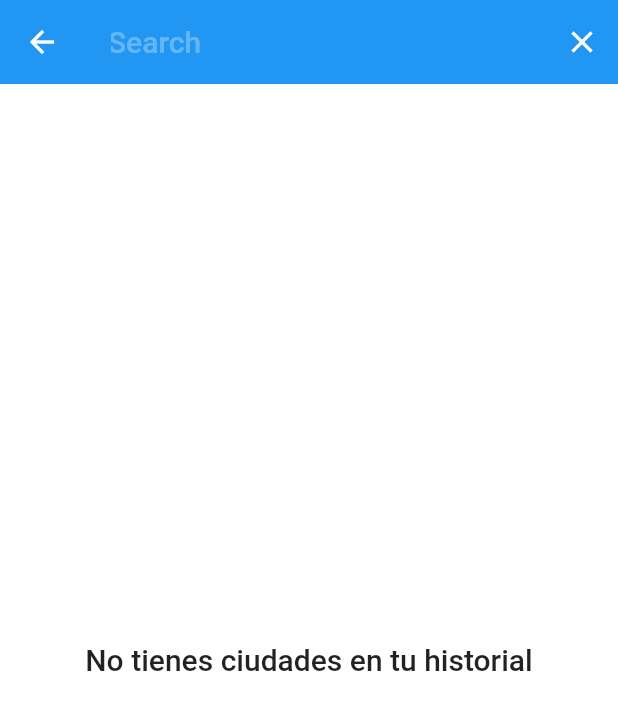
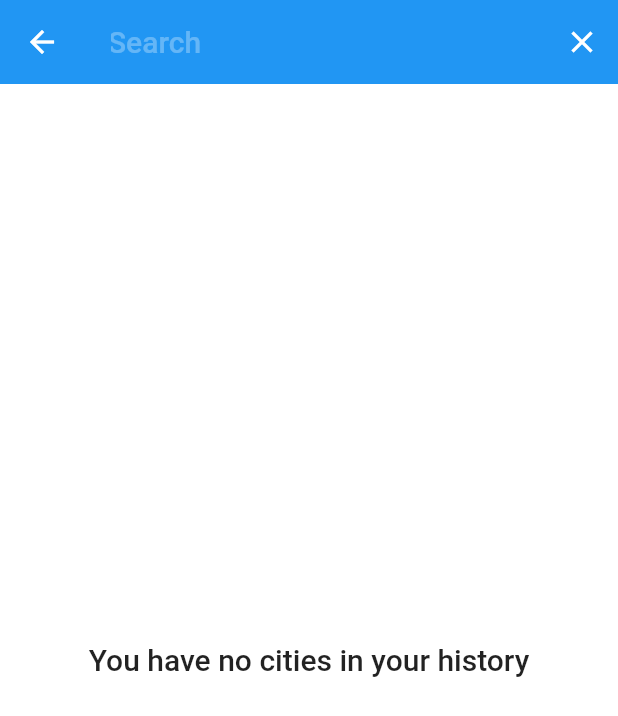
Before and after one commit to br-programmer/weather-app, a Flutter app: the screen it shows after launch, after a tap on the "add" icon, on a phone screen of 412 x 824 dp. Shown: the top 716 px of the screen. Run offline on Flutter 3.47's test engine with Material 2 defaults, Android fonts, the phone set to English and light mode, and no system bars; our stand-ins replace dio.

Commit message:
Text No City in English

```diff
--- a/lib/presentation/common/custom_search_delegate.dart
+++ b/lib/presentation/common/custom_search_delegate.dart
@@ -50,8 +50,8 @@ class CustomSearchDelegate extends SearchDelegate<City> {
     final bloc = Provider.of<HomeBLoC>(context, listen: false);
     final myList = bloc.myCities.value.where((item) => item.title.toLowerCase().contains(query.toLowerCase())).toList();
     final textEmpty = bloc.myCities.value.isEmpty
-        ? 'No tienes ciudades en tu historial'
-        : 'Ninguna ciudad de tu historial coincide con tu busqueda';
+        ? 'You have no cities in your history'
+        : 'No city in your history matches your search';
     return ListCity(cities: myList, isHistory: true, onTap: (city) => close(context, city), textEmpty: textEmpty);
   }
 }
--- a/lib/presentation/common/list_city.dart
+++ b/lib/presentation/common/list_city.dart
@@ -7,7 +7,7 @@ class ListCity extends StatelessWidget {
     @required this.cities,
     this.isHistory = false,
     @required this.onTap,
-    this.textEmpty = 'No se encontraron ciudades',
+    this.textEmpty = 'No cities found',
   }) : super(key: key);
   final List<City> cities;
   final bool isHistory;
```
